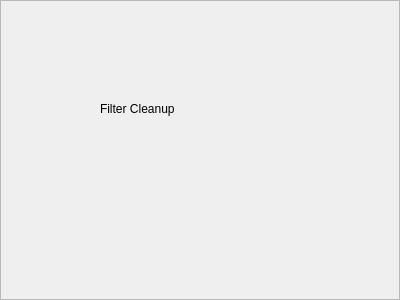
This is src/plugins/filterCleanup/filtercleanupoptionsframe.ui in shujaatak/gpsbook as Qt 5 draws it before an edit. The edited form follows.
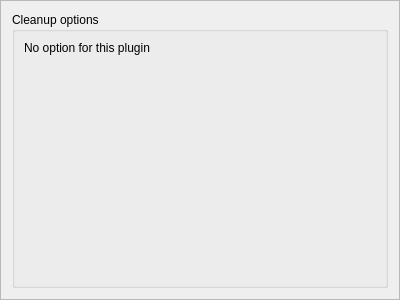
This is the edited form.

Commit message: Add batch load to catalog. Update options of plugins.

Patch:
```diff
--- a/src/plugins/filterCleanup/filtercleanupoptionsframe.ui
+++ b/src/plugins/filterCleanup/filtercleanupoptionsframe.ui
@@ -19,19 +19,37 @@
   <property name="frameShadow">
    <enum>QFrame::Raised</enum>
   </property>
-  <widget class="QLabel" name="label">
-   <property name="geometry">
-    <rect>
-     <x>100</x>
-     <y>100</y>
-     <width>241</width>
-     <height>17</height>
-    </rect>
-   </property>
-   <property name="text">
-    <string>Filter Cleanup</string>
-   </property>
-  </widget>
+  <layout class="QVBoxLayout" name="verticalLayout_2">
+   <item>
+    <widget class="QGroupBox" name="groupBox">
+     <property name="title">
+      <string>Cleanup options</string>
+     </property>
+     <layout class="QVBoxLayout" name="verticalLayout">
+      <item>
+       <widget class="QLabel" name="label">
+        <property name="text">
+         <string>No option for this plugin</string>
+        </property>
+       </widget>
+      </item>
+      <item>
+       <spacer name="verticalSpacer">
+        <property name="orientation">
+         <enum>Qt::Vertical</enum>
+        </property>
+        <property name="sizeHint" stdset="0">
+         <size>
+          <width>20</width>
+          <height>40</height>
+         </size>
+        </property>
+       </spacer>
+      </item>
+     </layout>
+    </widget>
+   </item>
+  </layout>
  </widget>
  <resources/>
  <connections/>
```
The commit also changes 18 other files.
